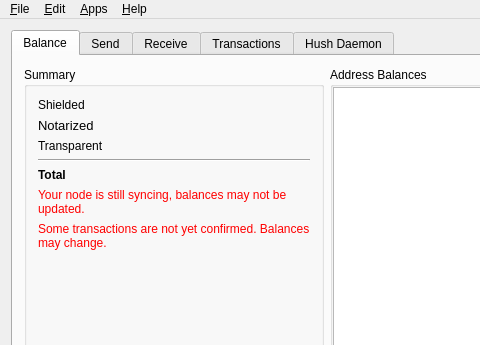
This is src/mainwindow.ui in leto/SilentDragonLite as Qt 5 draws it before an edit; both pictures show x 0 to 480 and y 0 to 345 of the 1274 by 779 pixel window. The edited form follows.
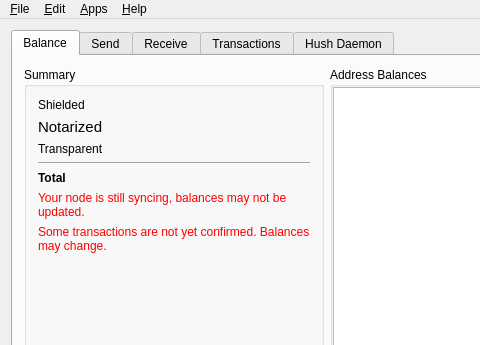
This is the edited form. The open tabs and pages were chosen to show the change. Icons and pictures are not drawn. Custom widgets are drawn as their Qt base class.

Commit message: fix amounttext size mainwindow

Patch:
```diff
--- a/src/mainwindow.ui
+++ b/src/mainwindow.ui
@@ -79,9 +79,16 @@
                 <layout class="QHBoxLayout" name="horizontalLayout_17">
                  <item>
                   <widget class="QLabel" name="label_15">
+                   <property name="sizePolicy">
+                    <sizepolicy hsizetype="Minimum" vsizetype="Preferred">
+                     <horstretch>0</horstretch>
+                     <verstretch>0</verstretch>
+                    </sizepolicy>
+                   </property>
                    <property name="font">
                     <font>
-                     <pointsize>10</pointsize>
+                     <pointsize>11</pointsize>
+                     <kerning>true</kerning>
                     </font>
                    </property>
                    <property name="text">
@@ -93,7 +100,7 @@
                   <widget class="QLabel" name="balVerified">
                    <property name="font">
                     <font>
-                     <pointsize>10</pointsize>
+                     <pointsize>11</pointsize>
                     </font>
                    </property>
                    <property name="text">
```
Left out of the diff: 2 changed lines with no effect on the pictures.
